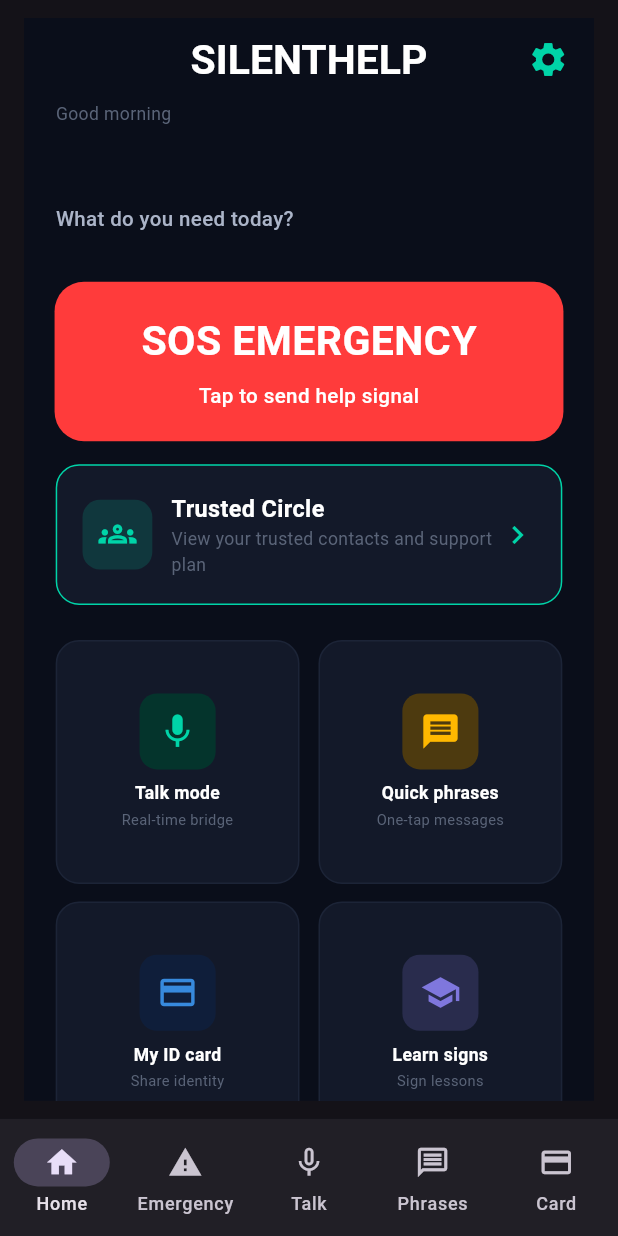
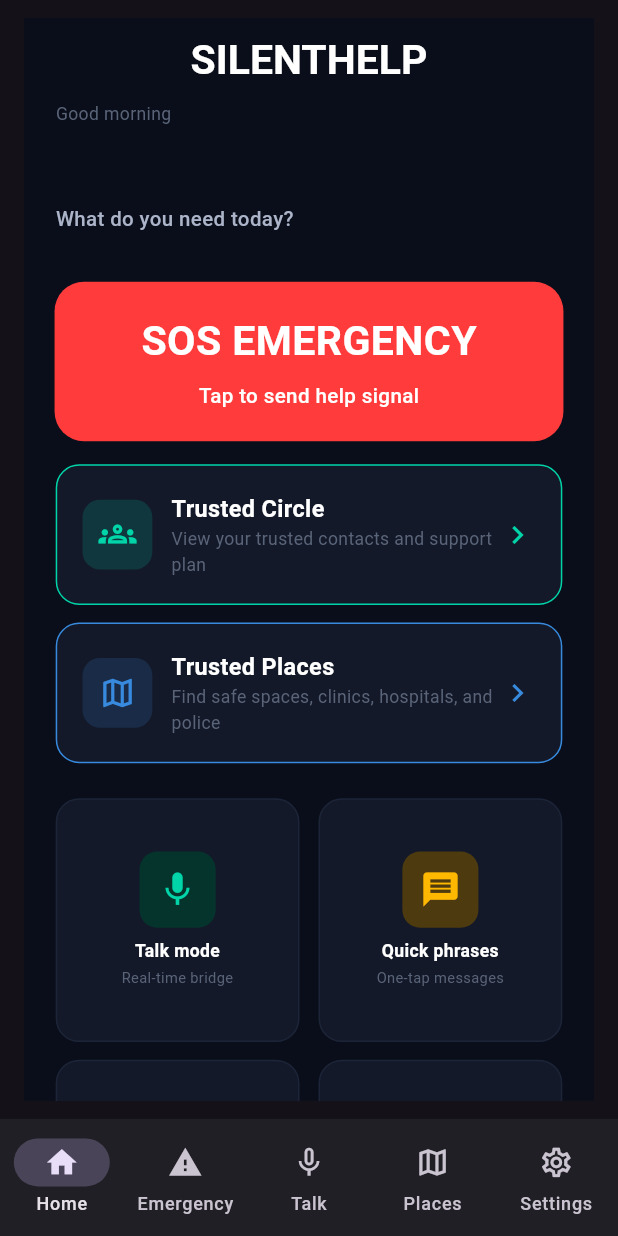
Before and after one commit to Boniface-devote/silenthelp-, a Flutter app: the HomeScreen screen opened by its route, on a phone screen of 412 x 824 dp. Run offline on Flutter 3.47's test engine with Material 3 defaults, Android fonts, the light colour scheme and no system bars; our stand-ins replace easy_localization, flutter_native_contact_picker_plus, flutter_riverpod, flutter_screenutil, flutter_tts, geocoding and 7 more; missing offline and left inert: dart:js_interop; accounts and stored records are empty.

Commit message:
trusted places

```diff
--- a/lib/core/constants/app_constants.dart
+++ b/lib/core/constants/app_constants.dart
@@ -17,6 +17,7 @@ class AppConstants {
   static const String routeLearn = '/learn';
   static const String routeSettings = '/settings';
   static const String routeTrustedCircle = '/trusted-circle';
+  static const String routeNearbyPlaces = '/nearby-places';
 
   // Emergency numbers
   static const String policeNumber = '+256 999';
--- a/lib/core/router/app_router.dart
+++ b/lib/core/router/app_router.dart
@@ -12,6 +12,7 @@ import '../../features/id_card/id_card_screen.dart';
 import '../../features/learn/learn_screen.dart';
 import '../../features/settings/settings_screen.dart';
 import '../../features/emergency/trusted_circle_screen.dart';
+import '../../features/emergency/nearby_places_screen.dart';
 import '../../shared/widgets/bottom_nav.dart';
 
 // Check if onboarding is complete
@@ -110,6 +111,13 @@ final GoRouter appRouter = GoRouter(
             child: TrustedCircleScreen(),
           ),
         ),
+        GoRoute(
+          path: AppConstants.routeNearbyPlaces,
+          name: 'nearby-places',
+          pageBuilder: (context, state) => const NoTransitionPage(
+            child: NearbyPlacesScreen(),
+          ),
+        ),
       ],
     ),
   ],
--- a/lib/features/home/home_screen.dart
+++ b/lib/features/home/home_screen.dart
@@ -50,21 +50,6 @@ class _HomeScreenState extends ConsumerState<HomeScreen>
           'SILENTHELP',
           style: AppTextStyles.heading2,
         ),
-        actions: [
-          Padding(
-            padding: EdgeInsets.only(right: 16.w),
-            child: GestureDetector(
-              onTap: () {
-                context.go(AppConstants.routeSettings);
-              },
-              child: Icon(
-                Icons.settings,
-                size: 28.sp,
-                color: AppColors.teal,
-              ),
-            ),
-          ),
-        ],
       ),
       body: SingleChildScrollView(
         child: Padding(
@@ -154,6 +139,55 @@ class _HomeScreenState extends ConsumerState<HomeScreen>
                 ),
               ),
 
+              SizedBox(height: 12.h),
+
+              InkWell(
+                onTap: () => context.go(AppConstants.routeNearbyPlaces),
+                borderRadius: BorderRadius.circular(16.r),
+                child: Container(
+                  width: double.infinity,
+                  padding: EdgeInsets.all(16.w),
+                  decoration: BoxDecoration(
+                    color: AppColors.card,
+                    borderRadius: BorderRadius.circular(16.r),
+                    border: Border.all(color: AppColors.blue),
+                  ),
+                  child: Row(
+                    children: [
+                      Container(
+                        padding: EdgeInsets.all(10.w),
+                        decoration: BoxDecoration(
+                          color: AppColors.blue.withValues(alpha: 0.16),
+                          borderRadius: BorderRadius.circular(12.r),
+                        ),
+                        child: Icon(
+                          Icons.map_outlined,
+                          color: AppColors.blue,
+                          size: 26.sp,
+                        ),
+                      ),
+                      SizedBox(width: 12.w),
+                      Expanded(
+                        child: Column(
+                          crossAxisAlignment: CrossAxisAlignment.start,
+                          children: [
+                            Text('Trusted Places', style: AppTextStyles.labelLarge),
+                            SizedBox(height: 2.h),
+                            Text(
+                              'Find safe spaces, clinics, hospitals, and police',
+                              style: AppTextStyles.caption.copyWith(
+                                color: AppColors.textMuted,
+                              ),
+                            ),
+                          ],
+                        ),
+                      ),
+                      Icon(Icons.chevron_right, color: AppColors.blue),
+                    ],
+                  ),
+                ),
+              ),
+
               SizedBox(height: 24.h),
 
               // Feature Grid (4 items)
@@ -214,40 +248,6 @@ class _HomeScreenState extends ConsumerState<HomeScreen>
                     onTap: () => context.go(AppConstants.routeLearn),
                   ),
                 ],
-              ),
-
-              SizedBox(height: 12.h),
-
-              // Settings button below
-              GestureDetector(
-                onTap: () => context.go(AppConstants.routeSettings),
-                child: Container(
-                  padding: EdgeInsets.all(12.w),
-                  decoration: BoxDecoration(
-                    color: AppColors.card,
-                    borderRadius: BorderRadius.circular(16.r),
-                    border: Border.all(color: AppColors.border),
-                  ),
-                  child: Row(
-                    children: [
-                      Icon(
-                        Icons.settings,
-                        color: AppColors.teal,
-                        size: 24.sp,
-                      ),
-                      SizedBox(width: 12.w),
-                      Expanded(
-                        child: Text(
-                          context.tr('settings_title'),
-                          style: AppTextStyles.labelMedium.copyWith(fontSize: 12.sp),
-                          textAlign: TextAlign.start,
-                          maxLines: 2,
-                          overflow: TextOverflow.ellipsis,
-                        ),
-                      ),
-                    ],
-                  ),
-                ),
               ),
 
               SizedBox(height: 40.h),
--- a/lib/shared/widgets/bottom_nav.dart
+++ b/lib/shared/widgets/bottom_nav.dart
@@ -50,14 +50,14 @@ class _BottomNavScaffoldState extends State<BottomNavScaffold> {
             label: 'Talk',
           ),
           NavigationDestination(
-            icon: Icon(Icons.message_outlined, size: 24.sp),
-            selectedIcon: Icon(Icons.message, size: 24.sp),
-            label: 'Phrases',
+            icon: Icon(Icons.map_outlined, size: 24.sp),
+            selectedIcon: Icon(Icons.map, size: 24.sp),
+            label: 'Places',
           ),
           NavigationDestination(
-            icon: Icon(Icons.credit_card_outlined, size: 24.sp),
-            selectedIcon: Icon(Icons.credit_card, size: 24.sp),
-            label: 'Card',
+            icon: Icon(Icons.settings_outlined, size: 24.sp),
+            selectedIcon: Icon(Icons.settings, size: 24.sp),
+            label: 'Settings',
           ),
         ],
       ),
@@ -71,8 +71,8 @@ class _BottomNavScaffoldState extends State<BottomNavScaffold> {
     if (location == AppConstants.routeEmergency ||
         location == AppConstants.routeTrustedCircle) return 1;
     if (location == AppConstants.routeTalk) return 2;
-    if (location == AppConstants.routePhrases) return 3;
-    if (location == AppConstants.routeIdCard) return 4;
+    if (location == AppConstants.routeNearbyPlaces) return 3;
+    if (location == AppConstants.routeSettings) return 4;
 
     return 0;
   }
@@ -89,10 +89,10 @@ class _BottomNavScaffoldState extends State<BottomNavScaffold> {
         context.go(AppConstants.routeTalk);
         break;
       case 3:
-        context.go(AppConstants.routePhrases);
+        context.go(AppConstants.routeNearbyPlaces);
         break;
       case 4:
-        context.go(AppConstants.routeIdCard);
+        context.go(AppConstants.routeSettings);
         break;
     }
   }
```
Also changed, not shown: lib/features/emergency/emergency_screen.dart (+103 -14 lines), lib/features/emergency/nearby_places_screen.dart (added, +197 -0 lines).
